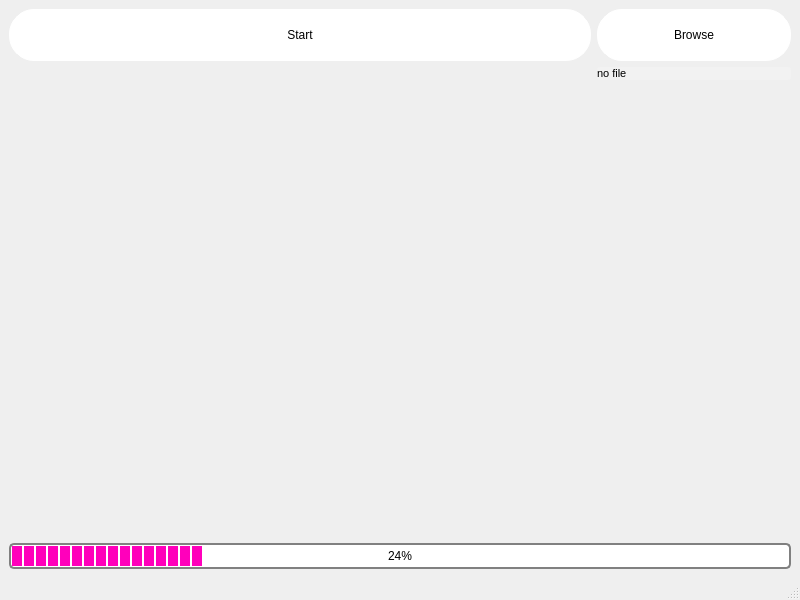
First picture: the form in resources/start_window.ui, repository Mostafa-Hamidifard/Stock-project, before the edit.
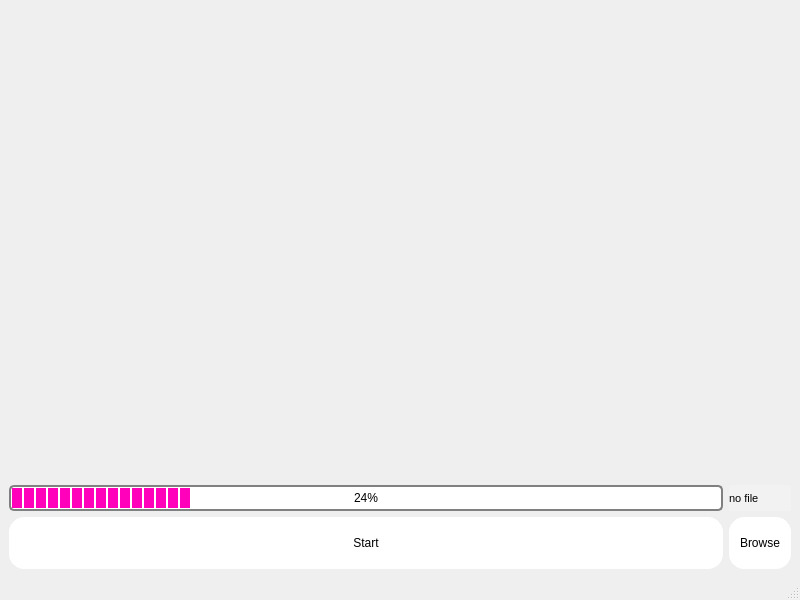
Second picture: the form after the edit.

Diff of the .ui file:
```diff
--- a/resources/start_window.ui
+++ b/resources/start_window.ui
@@ -21,49 +21,40 @@
     <item>
      <layout class="QVBoxLayout" name="verticalLayout">
       <item>
-       <layout class="QGridLayout" name="gridLayout" columnstretch="3,1">
+       <layout class="QGridLayout" name="gridLayout" columnstretch="3,0">
+        <item row="1" column="0">
+         <widget class="QProgressBar" name="progress_bar">
+          <property name="styleSheet">
+           <string notr="true">QProgressBar {
+    border: 2px solid grey;
+    border-radius: 5px;
+    text-align: center;
+}
+QProgressBar::chunk {
+    background-color: #FF00BB;
+    width: 10px;
+    margin: 0.5px;
+}</string>
+          </property>
+          <property name="value">
+           <number>24</number>
+          </property>
+         </widget>
+        </item>
         <item row="0" column="0">
-         <widget class="QPushButton" name="start">
-          <property name="styleSheet">
-           <string notr="true">QPushButton
-{
-height: 30px;
-padding: 10px;
-background-color: white;
-border: 1px solid white;
-border-radius: 25px;
-color: black;
-font: 18pt &quot;Arial&quot;;
-}
-QPushButton:hover
-{
-height: 30px;
-padding: 10px;
-color: qlineargradient(spread:pad, x1:0 y1:0, x2:1 y2:0, stop:0 rgba(0, 0, 0, 255), stop:1 rgba(255, 255, 255, 255));
-background: qlineargradient( x1:0 y1:0, x2:0 y2:1, stop:0 purple, stop:1 #9933ff);
-border: 1px solid white;
-border-radius: 25px;
-color: white;
-font: 18pt &quot;Arial&quot;;
-}
-QPushButton:pressed
-{
-height: 30px;
-padding: 10px;
-color: qlineargradient(spread:pad, x1:0 y1:0, x2:1 y2:0, stop:0 rgba(0, 0, 0, 255), stop:1 rgba(255, 255, 255, 255));
-background: qlineargradient( x1:0 y1:0, x2:0 y2:1, stop:0 #9933ff, stop:1 purple);
-border: 1px solid white;
-border-radius: 25px;
-color: white;
-font: 18pt &quot;Arial&quot;;
-}</string>
+         <spacer name="verticalSpacer">
+          <property name="orientation">
+           <enum>Qt::Vertical</enum>
           </property>
-          <property name="text">
-           <string>Start</string>
+          <property name="sizeHint" stdset="0">
+           <size>
+            <width>20</width>
+            <height>40</height>
+           </size>
           </property>
-         </widget>
+         </spacer>
         </item>
-        <item row="0" column="1">
+        <item row="2" column="1">
          <widget class="QPushButton" name="browse">
           <property name="styleSheet">
            <string notr="true">QPushButton
@@ -72,7 +63,7 @@
 padding: 10px;
 background-color: white;
 border: 1px solid white;
-border-radius: 25px;
+border-radius: 15px;
 color: black;
 font: 18pt &quot;Arial&quot;;
 }
@@ -104,6 +95,47 @@
           </property>
          </widget>
         </item>
+        <item row="2" column="0">
+         <widget class="QPushButton" name="start">
+          <property name="styleSheet">
+           <string notr="true">QPushButton
+{
+height: 30px;
+padding: 10px;
+background-color: white;
+border: 1px solid white;
+border-radius: 15px;
+color: black;
+font: 18pt &quot;Arial&quot;;
+}
+QPushButton:hover
+{
+height: 30px;
+padding: 10px;
+color: qlineargradient(spread:pad, x1:0 y1:0, x2:1 y2:0, stop:0 rgba(0, 0, 0, 255), stop:1 rgba(255, 255, 255, 255));
+background: qlineargradient( x1:0 y1:0, x2:0 y2:1, stop:0 purple, stop:1 #9933ff);
+border: 1px solid white;
+border-radius: 15px;
+color: white;
+font: 18pt &quot;Arial&quot;;
+}
+QPushButton:pressed
+{
+height: 30px;
+padding: 10px;
+color: qlineargradient(spread:pad, x1:0 y1:0, x2:1 y2:0, stop:0 rgba(0, 0, 0, 255), stop:1 rgba(255, 255, 255, 255));
+background: qlineargradient( x1:0 y1:0, x2:0 y2:1, stop:0 #9933ff, stop:1 purple);
+border: 1px solid white;
+border-radius: 15px;
+color: white;
+font: 18pt &quot;Arial&quot;;
+}</string>
+          </property>
+          <property name="text">
+           <string>Start</string>
+          </property>
+         </widget>
+        </item>
         <item row="1" column="1">
          <widget class="QLabel" name="browse_label">
           <property name="styleSheet">
@@ -126,38 +158,6 @@
         </item>
        </layout>
       </item>
-      <item>
-       <spacer name="verticalSpacer">
-        <property name="orientation">
-         <enum>Qt::Vertical</enum>
-        </property>
-        <property name="sizeHint" stdset="0">
-         <size>
-          <width>20</width>
-          <height>40</height>
-         </size>
-        </property>
-       </spacer>
-      </item>
-      <item>
-       <widget class="QProgressBar" name="progress_bar">
-        <property name="styleSheet">
-         <string notr="true">QProgressBar {
-    border: 2px solid grey;
-    border-radius: 5px;
-    text-align: center;
-}
-QProgressBar::chunk {
-    background-color: #FF00BB;
-    width: 10px;
-    margin: 0.5px;
-}</string>
-        </property>
-        <property name="value">
-         <number>24</number>
-        </property>
-       </widget>
-      </item>
      </layout>
     </item>
    </layout>
```
Left out of the diff: 4 changed lines with no effect on the pictures.
